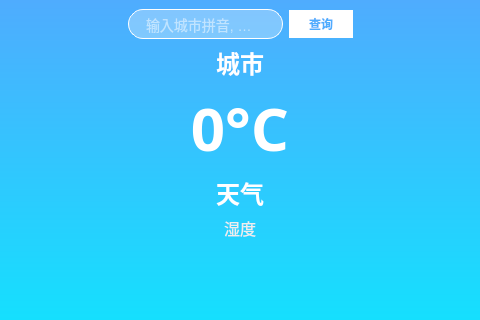
Old version of the form src/ui/mainwindow.ui in the repository yangyaoming158/QTWeatherAnalysis; both pictures show x 83 to 563 and y 0 to 320 of the 646 by 457 pixel window.
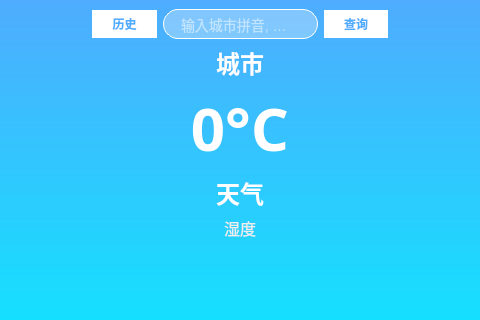
New version of the form. Custom widgets are drawn as their Qt base class.

Commit message: update history temperature

```diff
--- a/src/ui/mainwindow.ui
+++ b/src/ui/mainwindow.ui
@@ -96,6 +96,13 @@
         </property>
        </spacer>
       </item>
+      <item>
+       <widget class="QPushButton" name="btn_History">
+        <property name="text">
+         <string>历史</string>
+        </property>
+       </widget>
+      </item>
       <item>
        <layout class="QHBoxLayout" name="horizontalLayout">
         <item>
```
The commit also changes 2 other files.
